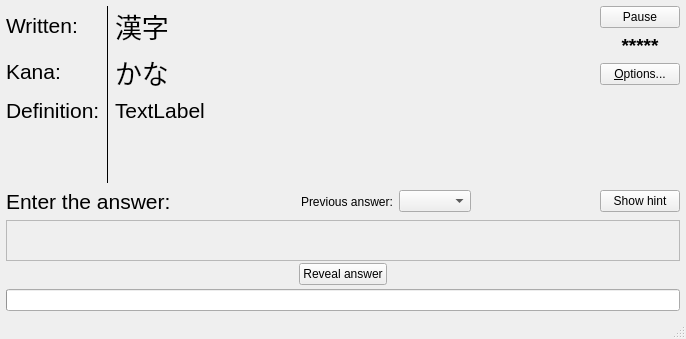
The window that wordstudyform.ui (z1dev/zkanji) describes before a commit, drawn with Qt 5.
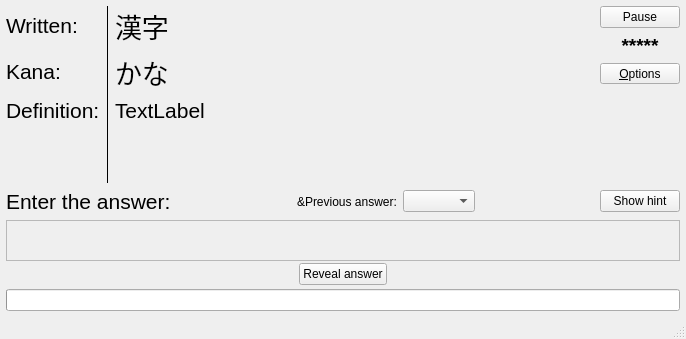
The same window after the commit. Custom widgets are drawn as their Qt base class.

Commit message: Added the 'Options' button to the study form that will allow words currently tested to be added to a group or looked up online.

```diff
--- a/wordstudyform.ui
+++ b/wordstudyform.ui
@@ -146,9 +146,9 @@
              </widget>
             </item>
             <item>
-             <widget class="QPushButton" name="optionsButton">
+             <widget class="QToolButton" name="optionsButton">
               <property name="sizePolicy">
-               <sizepolicy hsizetype="Fixed" vsizetype="Fixed">
+               <sizepolicy hsizetype="Minimum" vsizetype="Fixed">
                 <horstretch>0</horstretch>
                 <verstretch>0</verstretch>
                </sizepolicy>
@@ -157,7 +157,13 @@
                <enum>Qt::NoFocus</enum>
               </property>
               <property name="text">
-               <string>&amp;Options...</string>
+               <string>&amp;Options</string>
+              </property>
+              <property name="popupMode">
+               <enum>QToolButton::InstantPopup</enum>
+              </property>
+              <property name="arrowType">
+               <enum>Qt::NoArrow</enum>
               </property>
              </widget>
             </item>
@@ -333,7 +339,10 @@
                     </font>
                    </property>
                    <property name="text">
-                    <string>Previous answer:</string>
+                    <string>&amp;Previous answer:</string>
+                   </property>
+                   <property name="buddy">
+                    <cstring></cstring>
                    </property>
                   </widget>
                  </item>
```
Left out of the diff: 3 changed lines with no effect on the pictures. The commit also changes 6 other files.
